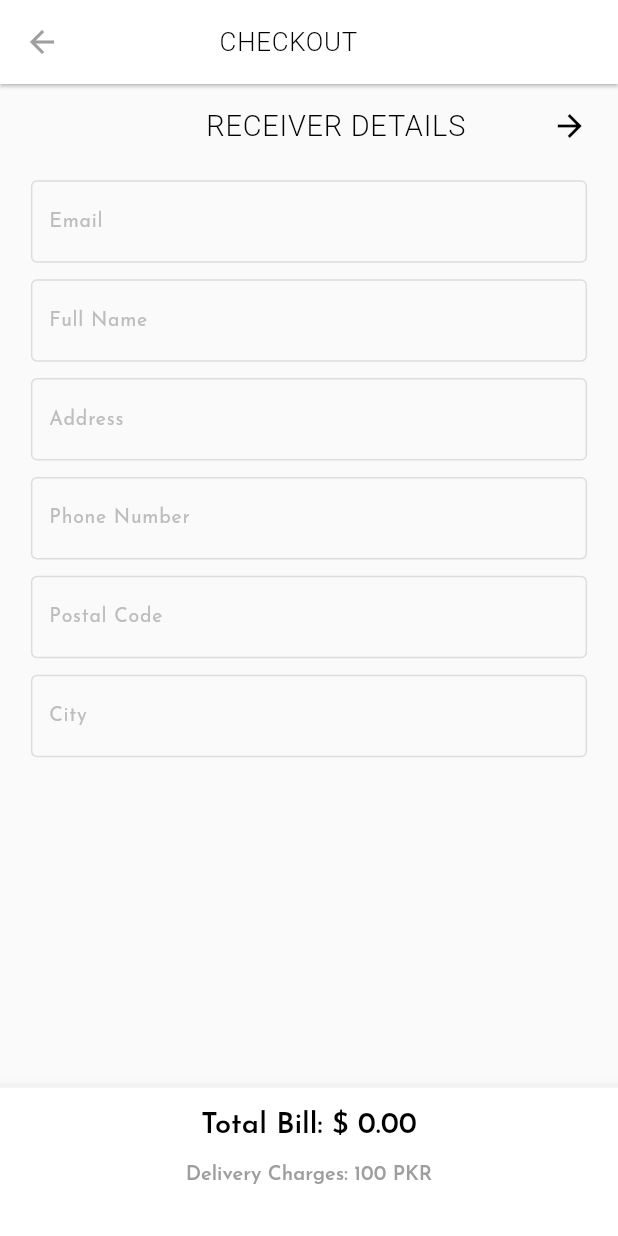
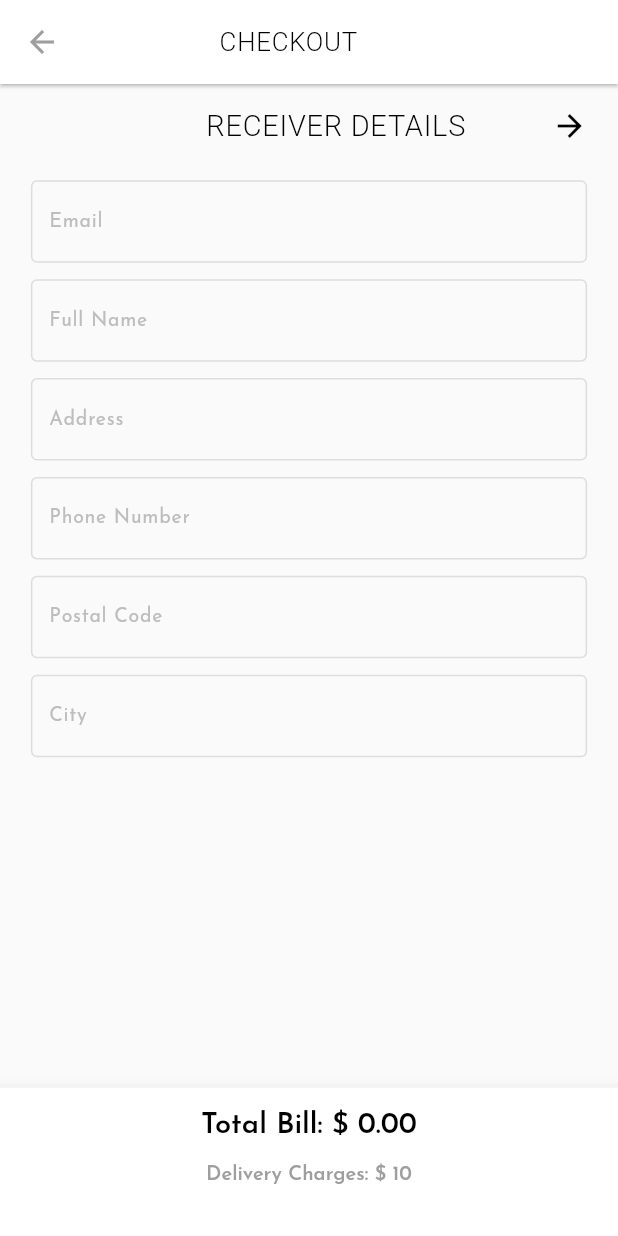
Before and after one commit to ridaprivt/STOREFRONT, a Flutter app: the CheckoutScreen screen opened directly with empty values, on a phone screen of 412 x 824 dp. Run offline on Flutter 3.47's test engine with Material 2 defaults, Android fonts, the phone set to English and light mode, and no system bars; our stand-ins replace cloud_firestore, firebase_auth, firebase_core, firebase_storage, get, google_fonts and 1 more; missing offline and left inert: flutter_stripe, kf_drawer; accounts and stored records are empty.

```diff
--- a/lib/Screens/CheckOut.dart
+++ b/lib/Screens/CheckOut.dart
@@ -82,7 +82,7 @@ class _CheckoutScreenState extends State<CheckoutScreen> {
             Padding(
               padding: EdgeInsets.only(bottom: 3.h),
               child: Text(
-                'Delivery Charges: 100 PKR',
+                'Delivery Charges: \$ 10',
                 textAlign: TextAlign.center,
                 style: GoogleFonts.josefinSans(
                   fontSize: 15.sp,
--- a/lib/Screens/Payment.dart
+++ b/lib/Screens/Payment.dart
@@ -61,7 +61,7 @@ class _PaymentState extends State<Payment> {
           Padding(
             padding: EdgeInsets.only(bottom: 2.h),
             child: Text(
-              'Delivery Charges: 100 PKR',
+              'Delivery Charges: \$ 10',
               textAlign: TextAlign.center,
               style: GoogleFonts.josefinSans(
                 fontSize: 15.sp,
```
